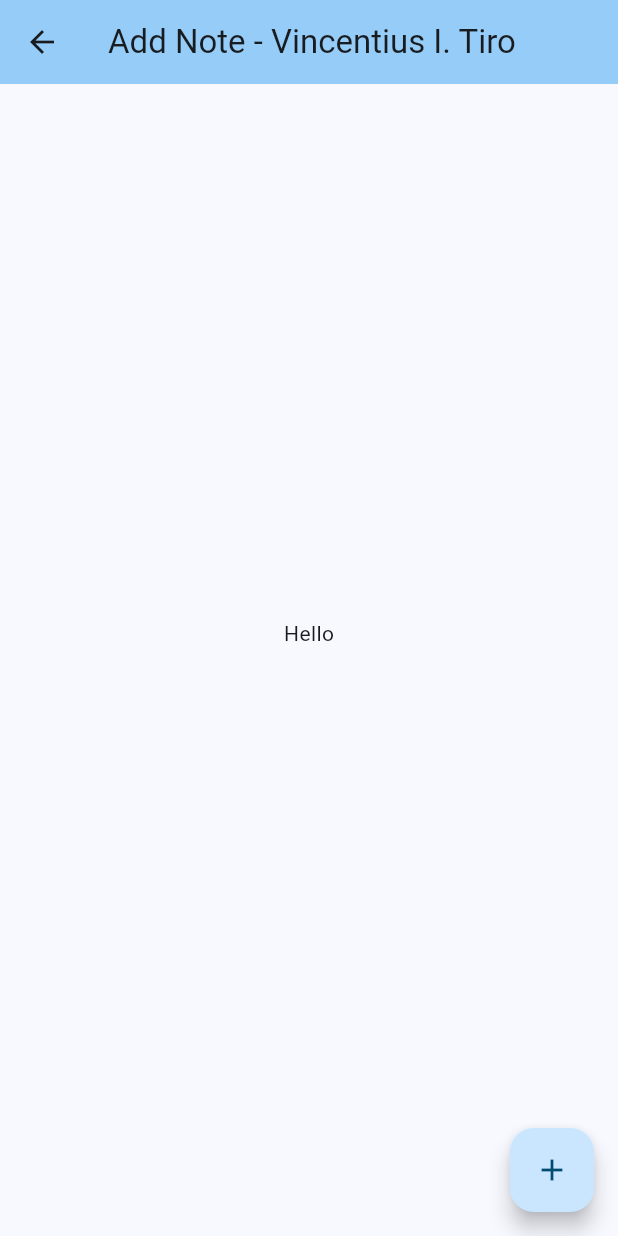
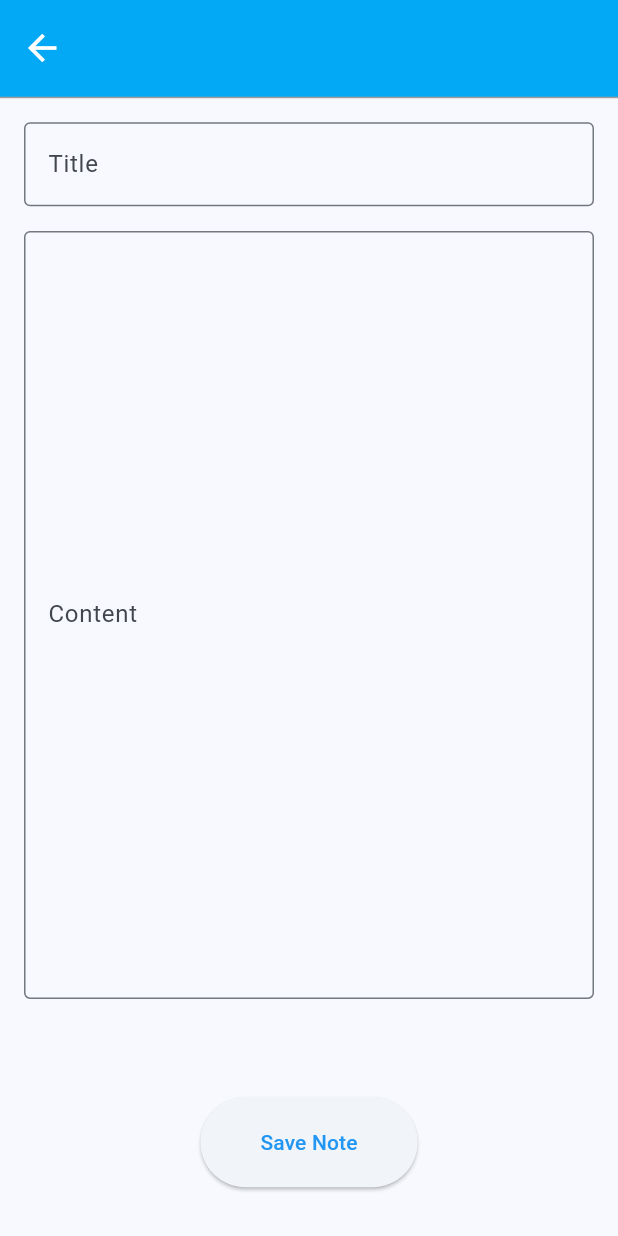
Before and after one commit to Exetria/UAS-AMBW-2024, a Flutter app: the Home screen opened directly, after a tap on the "add" icon, on a phone screen of 412 x 824 dp. Run offline on Flutter 3.47's test engine with Material 3 defaults, Android fonts, the light colour scheme and no system bars; our stand-ins replace hive_flutter; accounts and stored records are empty.

Commit message:
Add Note

```diff
--- a/uas_ambw/lib/add_note.dart
+++ b/uas_ambw/lib/add_note.dart
@@ -1,5 +1,7 @@
 import 'package:flutter/material.dart';
 import 'package:uas_ambw/home.dart';
+import 'package:uas_ambw/layouts/navbar.dart';
+import 'package:hive_flutter/hive_flutter.dart';
 
 class AddNote extends StatefulWidget {
   const AddNote({super.key});
@@ -9,35 +11,84 @@ class AddNote extends StatefulWidget {
 }
 
 class _AddNote extends State<AddNote> {
+  final TextEditingController titleController = TextEditingController();
+  final TextEditingController contentController = TextEditingController();
+
+  Future<void> saveNote(BuildContext context) async
+  {
+    final box = await Hive.openBox('notes');
+
+    box.put(box.length+1, [titleController.text, contentController.text]);
+
+    Navigator.pushReplacement(
+      context,
+      MaterialPageRoute(builder: (context) => Home()),
+    );
+  }
+
+  @override
+  void dispose() {
+    titleController.dispose();
+    contentController.dispose();
+    super.dispose();
+  }
+
   @override
   Widget build(BuildContext context) {
     return Scaffold(
-      appBar: AppBar(
-        backgroundColor: Theme.of(context).colorScheme.inversePrimary,
-        title: const Text("Add Note - Vincentius I. Tiro"),
-      ),
-      body: Center(
+      appBar: navbar(context),
+      body: Padding(
+        padding: const EdgeInsets.all(16.0),
         child: Column(
-          mainAxisAlignment: MainAxisAlignment.center,
-          children: <Widget>[
-            const Text(
-              'Hello',
+          mainAxisAlignment: MainAxisAlignment.spaceBetween,
+          children: [
+            Column(
+              children: [
+                TextField(
+                  controller: titleController,
+                  decoration: InputDecoration(
+                    labelText: 'Title',
+                    border: OutlineInputBorder(),
+                  ),
+                ),
+                SizedBox(
+                  height: MediaQuery.of(context).size.height * 0.02,
+                ),
+                TextField(
+                  controller: contentController,
+                  decoration: InputDecoration(
+                    labelText: 'Content',
+                    border: OutlineInputBorder(),
+                  ),
+                  maxLines: 20,
+                ),
+              ],
             ),
-            Text(
-              '',
-              style: Theme.of(context).textTheme.headlineMedium,
+            SizedBox(
+              height: MediaQuery.of(context).size.height * 0.07,
+            ),
+            Padding(
+              padding: EdgeInsets.only(
+                  bottom: MediaQuery.of(context).size.height * 0.02),
+              child: ElevatedButton(
+                onPressed: () {
+                  saveNote(context);
+                },
+                style: ElevatedButton.styleFrom(
+                  padding:
+                      EdgeInsets.symmetric(horizontal: 40.0, vertical: 20.0),
+                ),
+                child: Text(
+                  'Save Note',
+                  style: TextStyle(
+                    color: Colors.blue,
+                  ),
+                ),
+              ),
             ),
           ],
         ),
       ),
-      floatingActionButton: FloatingActionButton(
-        onPressed: () {
-          Navigator.pushReplacement(
-              context, MaterialPageRoute(builder: (context) => Home()));
-        },
-        tooltip: 'Add Note',
-        child: const Icon(Icons.add),
-      ),
     );
   }
 }
--- a/uas_ambw/lib/edit_note.dart
+++ b/uas_ambw/lib/edit_note.dart
@@ -1,5 +1,6 @@
 import 'package:flutter/material.dart';
 import 'package:uas_ambw/home.dart';
+import 'package:uas_ambw/layouts/navbar.dart';
 
 class EditNote extends StatefulWidget {
   const EditNote({super.key});
@@ -12,10 +13,7 @@ class _EditNote extends State<EditNote> {
   @override
   Widget build(BuildContext context) {
     return Scaffold(
-      appBar: AppBar(
-        backgroundColor: Theme.of(context).colorScheme.inversePrimary,
-        title: const Text("Add Note - Vincentius I. Tiro"),
-      ),
+      appBar: navbar(context),
       body: Center(
         child: Column(
           mainAxisAlignment: MainAxisAlignment.center,
--- a/uas_ambw/lib/home.dart
+++ b/uas_ambw/lib/home.dart
@@ -2,6 +2,7 @@ import 'package:flutter/material.dart';
 import 'package:uas_ambw/add_note.dart';
 import 'package:uas_ambw/layouts/navbar.dart';
 import 'package:uas_ambw/layouts/note.dart';
+import 'package:uas_ambw/settings.dart';
 
 class Home extends StatefulWidget {
   const Home({super.key});
@@ -14,7 +15,37 @@ class _HomeState extends State<Home> {
   @override
   Widget build(BuildContext context) {
     return Scaffold(
-      appBar: navbar(context),
+      appBar: PreferredSize(
+        preferredSize: Size.fromHeight(MediaQuery.of(context).size.height*0.1),
+        child: Container(
+          decoration: const BoxDecoration(
+            color: Colors.lightBlue,
+            border: Border(
+              bottom: BorderSide(
+                color: Colors.grey,
+                width: 1.0,
+              ),
+            ),
+          ),
+          child: Padding(
+            padding: EdgeInsets.symmetric(horizontal: MediaQuery.of(context).size.width*0.01, vertical: MediaQuery.of(context).size.height*0.01),
+            child: Row(
+              mainAxisAlignment: MainAxisAlignment.spaceBetween,
+              children: [
+                Text(
+                  'My Notes',
+                  style: TextStyle(
+                    color: Colors.white,
+                    fontSize: 28.0,
+                    fontWeight: FontWeight.bold,
+                  ),
+                ),
+
+              ],
+            ),
+          ),
+        ),
+      ),
       body: Center(
         child: Column(
           mainAxisAlignment: MainAxisAlignment.center,
--- a/uas_ambw/lib/layouts/navbar.dart
+++ b/uas_ambw/lib/layouts/navbar.dart
@@ -1,9 +1,9 @@
 import 'package:flutter/material.dart';
-import 'package:uas_ambw/settings.dart';
+import 'package:uas_ambw/home.dart';
 
 PreferredSize navbar(context) {
   return PreferredSize(
-    preferredSize: Size.fromHeight(60.0),
+    preferredSize: Size.fromHeight(MediaQuery.of(context).size.height * 0.1),
     child: Container(
       decoration: const BoxDecoration(
         color: Colors.lightBlue,
@@ -15,28 +15,25 @@ PreferredSize navbar(context) {
         ),
       ),
       child: Padding(
-        padding: const EdgeInsets.symmetric(horizontal: 16.0),
+        padding: EdgeInsets.symmetric(
+            horizontal: MediaQuery.of(context).size.width * 0.01,
+            vertical: MediaQuery.of(context).size.height * 0.01),
         child: Row(
           mainAxisAlignment: MainAxisAlignment.spaceBetween,
           children: [
-            const Text(
-              'Notes App',
-              style: TextStyle(
-                color: Colors.white,
-                fontSize: 20.0,
-                fontWeight: FontWeight.bold,
-              ),
-            ),
             IconButton(
               icon: Icon(
-                Icons.settings,
+                Icons.arrow_back,
+                size: 28,
                 color: Colors.white,
               ),
               onPressed: () {
                 Navigator.pushReplacement(
-                    context, MaterialPageRoute(builder: (context) => Settings()));
+                  context,
+                  MaterialPageRoute(builder: (context) => Home()),
+                );
               },
-            ),
+            )
           ],
         ),
       ),
--- a/uas_ambw/lib/login.dart
+++ b/uas_ambw/lib/login.dart
@@ -150,6 +150,8 @@ class _LoginPage extends State<LoginPage> {
                       ElevatedButton(
                         onPressed: () {
                           checkPin(context);
+              //             Navigator.pushReplacement(
+              // context, MaterialPageRoute(builder: (context) => Home()));
                         },
                         child: Text('Login'),
                       ),
```
Also changed, not shown: uas_ambw/lib/settings.dart (+28 -32 lines).
